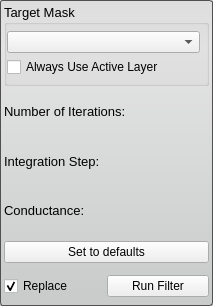
Old version of the form src/Interface/ToolInterface/CurvatureAnisotropicDiffusionFilterInterface.ui in the repository SCIInstitute/Seg3D.
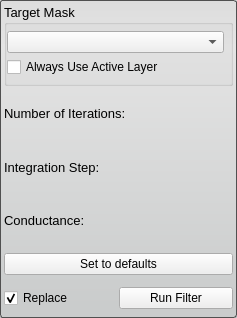
New version of the form.

Diff of the .ui file:
```diff
--- a/src/Interface/ToolInterface/CurvatureAnisotropicDiffusionFilterInterface.ui
+++ b/src/Interface/ToolInterface/CurvatureAnisotropicDiffusionFilterInterface.ui
@@ -6,8 +6,8 @@
    <rect>
     <x>0</x>
     <y>0</y>
-    <width>213</width>
-    <height>306</height>
+    <width>237</width>
+    <height>318</height>
    </rect>
   </property>
   <property name="sizePolicy">
```
